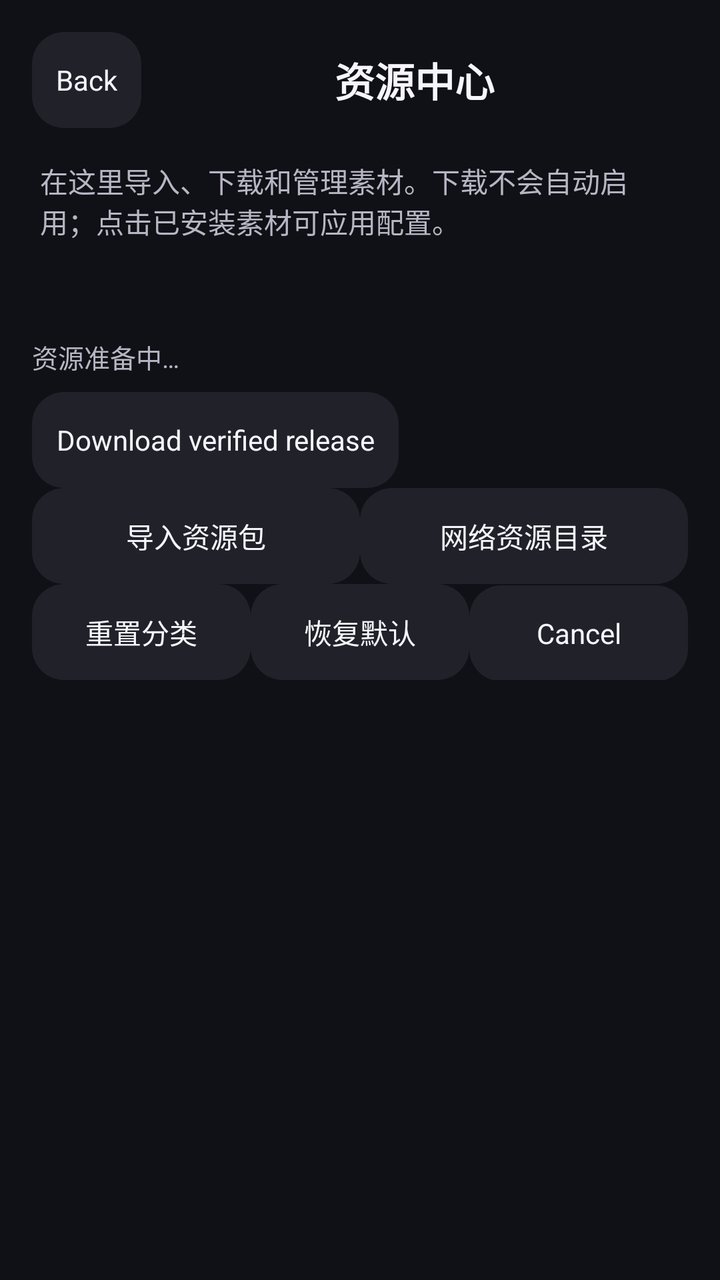
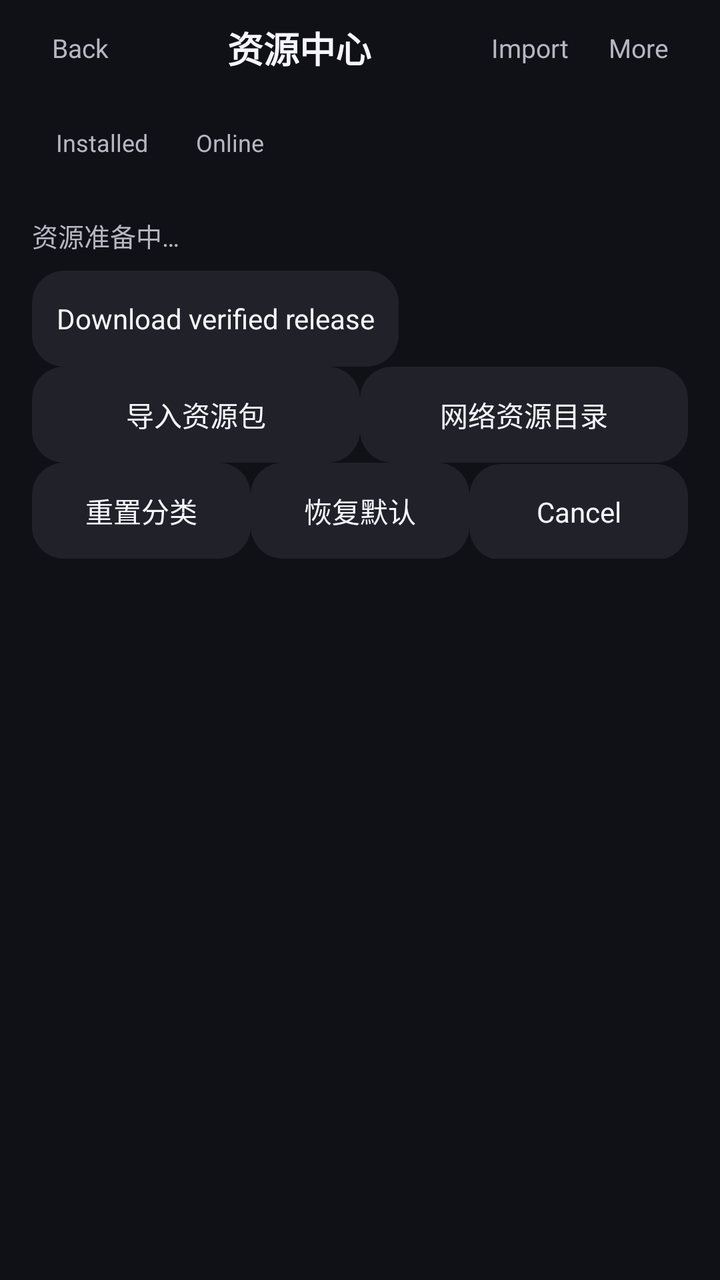

Screens rendered from an Android XML layout before and after an edit, with the pre-edit source and the edit as a unified diff.
<!-- AndroidManifest.xml: activity theme Theme.Beauty.Camera -->
<!-- res/layout/activity_resource_center.xml -->
<LinearLayout xmlns:android="http://schemas.android.com/apk/res/android" android:id="@+id/root" android:layout_width="match_parent" android:layout_height="match_parent" android:orientation="vertical" android:background="@color/camera_surface">
  <LinearLayout android:layout_width="match_parent" android:layout_height="wrap_content" android:gravity="center_vertical" android:padding="16dp">
    <TextView android:id="@+id/resource_back" style="@style/CameraAction" android:text="@string/camera_back" />
    <TextView android:layout_width="0dp" android:layout_weight="1" android:layout_height="wrap_content" android:gravity="center" android:text="@string/resources_page_title" android:textColor="@color/camera_text" android:textSize="20sp" android:textStyle="bold" />
  </LinearLayout>
  <TextView android:layout_width="match_parent" android:layout_height="wrap_content" android:paddingHorizontal="20dp" android:paddingBottom="12dp" android:text="@string/resources_page_hint" android:textColor="@color/camera_muted" />
  <HorizontalScrollView android:layout_width="match_parent" android:layout_height="wrap_content" android:scrollbars="none">
    <LinearLayout android:id="@+id/resource_categories" android:layout_width="wrap_content" android:layout_height="wrap_content" android:orientation="horizontal" />
  </HorizontalScrollView>
  <ScrollView android:layout_width="match_parent" android:layout_height="0dp" android:layout_weight="1" android:scrollbars="none" android:clipToPadding="false" android:padding="16dp">
    <include android:id="@+id/resource_center" layout="@layout/view_resource_center" />
  </ScrollView>
</LinearLayout>
<!-- res/layout/view_resource_center.xml (included above) -->
<LinearLayout xmlns:android="http://schemas.android.com/apk/res/android" android:layout_width="match_parent" android:layout_height="wrap_content" android:orientation="vertical" android:paddingVertical="8dp">
  <TextView android:id="@+id/resource_status" style="@style/CameraLabel" android:text="@string/resources_loading" android:accessibilityLiveRegion="polite" />
  <LinearLayout android:id="@+id/resource_management" android:layout_width="match_parent" android:layout_height="wrap_content" android:orientation="vertical">
    <TextView android:id="@+id/resource_delivery_receipt" style="@style/CameraLabel" android:textIsSelectable="true" android:visibility="gone" />
    <TextView android:id="@+id/resource_official" style="@style/CameraAction" android:text="@string/resources_official_download" />
    <LinearLayout android:layout_width="match_parent" android:layout_height="wrap_content">
      <TextView android:id="@+id/resource_import" style="@style/CameraAction" android:layout_width="0dp" android:layout_weight="1" android:text="@string/resources_import" />
      <TextView android:id="@+id/resource_online" style="@style/CameraAction" android:layout_width="0dp" android:layout_weight="1" android:text="@string/resources_online" />
    </LinearLayout>
    <LinearLayout android:layout_width="match_parent" android:layout_height="wrap_content">
      <TextView android:id="@+id/resource_reset" style="@style/CameraAction" android:layout_width="0dp" android:layout_weight="1" android:text="@string/resources_reset_category" />
      <TextView android:id="@+id/resource_defaults" style="@style/CameraAction" android:layout_width="0dp" android:layout_weight="1" android:text="@string/resources_defaults" />
      <TextView android:id="@+id/resource_cancel" style="@style/CameraAction" android:layout_width="0dp" android:layout_weight="1" android:text="@android:string/cancel" />
    </LinearLayout>
    <TextView android:id="@+id/resource_gesture_info" style="@style/CameraLabel" android:visibility="gone" />
    <TextView android:id="@+id/resource_gesture_apply" style="@style/CameraAction" android:text="@string/resources_gesture_apply" android:visibility="gone" />
    <TextView android:id="@+id/resource_gesture_clear" style="@style/CameraAction" android:text="@string/resources_gesture_clear" android:visibility="gone" />
    <TextView android:id="@+id/resource_apply_delivery" style="@style/CameraAction" android:text="@string/resources_apply_delivery" android:visibility="gone" />
  </LinearLayout>
  <TextView android:id="@+id/resource_empty" android:layout_width="match_parent" android:layout_height="wrap_content" android:padding="16dp" android:text="@string/resources_empty" android:textColor="@color/camera_muted" android:visibility="gone" />
  <TextView android:id="@+id/resource_none" android:layout_gravity="end" style="@style/CameraQuiet" android:text="@string/camera_category_off" android:visibility="gone" />
  <GridLayout android:id="@+id/resource_grid" android:layout_width="match_parent" android:layout_height="wrap_content" android:columnCount="3" />
</LinearLayout>
<!-- resources referenced by this layout -->
<resources>
  <color name="camera_muted">#B8B6C4</color>
  <color name="camera_surface">#101116</color>
  <color name="camera_text">#F7F5FC</color>
  <string name="camera_back">Back</string>
  <string name="camera_category_off">Turn off this category</string>
  <string name="resources_apply_delivery">应用导入资源库的默认配置</string>
  <string name="resources_defaults">恢复默认</string>
  <string name="resources_empty">此分类暂无已安装素材，可前往首页资源中心添加。</string>
  <string name="resources_gesture_apply">应用导入的手势效果</string>
  <string name="resources_gesture_clear">清除手势效果</string>
  <string name="resources_import">导入资源包</string>
  <string name="resources_loading">资源准备中…</string>
  <string name="resources_official_download">Download verified release</string>
  <string name="resources_online">网络资源目录</string>
  <string name="resources_page_hint">在这里导入、下载和管理素材。下载不会自动启用；点击已安装素材可应用配置。</string>
  <string name="resources_page_title">资源中心</string>
  <string name="resources_reset_category">重置分类</string>
  <style name="CameraLabel"><item name="android:layout_width">match_parent</item><item name="android:layout_height">wrap_content</item><item name="android:textColor">@color/camera_muted</item><item name="android:textSize">13sp</item><item name="android:paddingTop">12dp</item><item name="android:paddingBottom">8dp</item></style>
  <style name="CameraQuiet" parent="CameraAction"><item name="android:background">@drawable/bg_camera_tab</item><item name="android:textSize">13sp</item><item name="android:paddingTop">6dp</item><item name="android:paddingBottom">6dp</item></style>
  <!-- drawable bg_camera_chip (drawable) -->
  <selector xmlns:android="http://schemas.android.com/apk/res/android"><item android:state_selected="true"><shape><solid android:color="#483764"/><stroke android:width="1dp" android:color="@color/camera_accent"/><corners android:radius="16dp"/></shape></item><item><shape><solid android:color="@color/camera_panel"/><corners android:radius="16dp"/></shape></item></selector>
  <color name="camera_accent">#BDA4FF</color>
  <color name="camera_panel">#202129</color>
  <!-- unchanged entries left out for length: 3 -->
</resources>

<!-- the commit's change to res/layout/activity_resource_center.xml (unified diff, before → after) -->
@@ -1,18 +1,21 @@
 <LinearLayout xmlns:android="http://schemas.android.com/apk/res/android" android:id="@+id/root" android:layout_width="match_parent" android:layout_height="match_parent" android:orientation="vertical" android:background="@color/camera_surface">
-  <LinearLayout android:layout_width="match_parent" android:layout_height="wrap_content" android:gravity="center_vertical" android:padding="16dp">
-    <TextView android:id="@+id/resource_back" style="@style/CameraAction" android:text="@string/camera_back" />
-    <TextView android:layout_width="0dp" android:layout_weight="1" android:layout_height="wrap_content" android:gravity="center" android:text="@string/resources_page_title" android:textColor="@color/camera_text" android:textSize="20sp" android:textStyle="bold" />
+  <LinearLayout android:layout_width="match_parent" android:layout_height="wrap_content" android:gravity="center_vertical" android:paddingHorizontal="16dp" android:paddingVertical="0dp">
+    <TextView android:id="@+id/resource_back" style="@style/EffectText" android:text="@string/camera_back" />
+    <TextView android:layout_width="0dp" android:layout_weight="1" android:layout_height="wrap_content" android:gravity="center" android:maxLines="1" android:ellipsize="end" android:text="@string/resources_page_title" android:textColor="@color/camera_text" android:textSize="18sp" android:textStyle="bold" />
+    <TextView android:id="@+id/resource_add" style="@style/EffectText" android:text="@string/ui_import" />
+    <TextView android:id="@+id/resource_more" style="@style/EffectText" android:text="@string/ui_more" />
   </LinearLayout>
-  <TextView android:layout_width="match_parent" android:layout_height="wrap_content" android:paddingHorizontal="20dp" android:paddingBottom="12dp" android:text="@string/resources_page_hint" android:textColor="@color/camera_muted" />
-  <HorizontalScrollView android:layout_width="match_parent" android:layout_height="wrap_content" android:scrollbars="none">
+  <LinearLayout android:layout_width="match_parent" android:layout_height="wrap_content" android:paddingHorizontal="16dp">
+    <TextView android:id="@+id/resource_local_tab" style="@style/PresetMode" android:text="@string/ui_installed" />
+    <TextView android:id="@+id/resource_online_tab" style="@style/PresetMode" android:text="@string/ui_online" />
+  </LinearLayout>
+  <HorizontalScrollView android:layout_width="match_parent" android:layout_height="wrap_content" android:scrollbars="none" android:fadingEdgeLength="24dp" android:requiresFadingEdge="horizontal" android:paddingHorizontal="16dp">
     <LinearLayout android:id="@+id/resource_categories" android:layout_width="wrap_content" android:layout_height="wrap_content" android:orientation="horizontal" />
   </HorizontalScrollView>
-  <ScrollView android:layout_width="match_parent" android:layout_height="0dp" android:layout_weight="1" android:scrollbars="none" android:clipToPadding="false" android:padding="16dp">
-    <include android:id="@+id/resource_center" layout="@layout/view_resource_center" />
-  </ScrollView>
+  <include android:id="@+id/resource_center" layout="@layout/view_resource_center" android:layout_width="match_parent" android:layout_height="0dp" android:layout_weight="1" android:layout_marginHorizontal="16dp" />
 </LinearLayout>
 <!-- res/layout/view_resource_center.xml (included above) -->
-<LinearLayout xmlns:android="http://schemas.android.com/apk/res/android" android:layout_width="match_parent" android:layout_height="wrap_content" android:orientation="vertical" android:paddingVertical="8dp">
+<LinearLayout xmlns:android="http://schemas.android.com/apk/res/android" android:layout_width="match_parent" android:layout_height="match_parent" android:orientation="vertical" android:paddingTop="0dp">
   <TextView android:id="@+id/resource_status" style="@style/CameraLabel" android:text="@string/resources_loading" android:accessibilityLiveRegion="polite" />
   <LinearLayout android:id="@+id/resource_management" android:layout_width="match_parent" android:layout_height="wrap_content" android:orientation="vertical">
     <TextView android:id="@+id/resource_delivery_receipt" style="@style/CameraLabel" android:textIsSelectable="true" android:visibility="gone" />
@@ -33,5 +36,6 @@
   </LinearLayout>
   <TextView android:id="@+id/resource_empty" android:layout_width="match_parent" android:layout_height="wrap_content" android:padding="16dp" android:text="@string/resources_empty" android:textColor="@color/camera_muted" android:visibility="gone" />
   <TextView android:id="@+id/resource_none" android:layout_gravity="end" style="@style/CameraQuiet" android:text="@string/camera_category_off" android:visibility="gone" />
-  <GridLayout android:id="@+id/resource_grid" android:layout_width="match_parent" android:layout_height="wrap_content" android:columnCount="3" />
+  <FrameLayout android:id="@+id/resource_parameter_host" android:layout_width="match_parent" android:layout_height="0dp" android:layout_weight="1" android:visibility="gone" />
+  <androidx.recyclerview.widget.RecyclerView android:id="@+id/resource_grid" android:layout_width="match_parent" android:layout_height="0dp" android:layout_weight="1" android:clipToPadding="false" android:paddingBottom="8dp" android:scrollbars="none" />
 </LinearLayout>
<!-- resource entries referenced after the edit -->
@@ -14,15 +14,34 @@
   <string name="resources_loading">资源准备中…</string>
   <string name="resources_official_download">Download verified release</string>
   <string name="resources_online">网络资源目录</string>
-  <string name="resources_page_hint">在这里导入、下载和管理素材。下载不会自动启用；点击已安装素材可应用配置。</string>
   <string name="resources_page_title">资源中心</string>
   <string name="resources_reset_category">重置分类</string>
+  <string name="ui_import">Import</string>
+  <string name="ui_installed">Installed</string>
+  <string name="ui_more">More</string>
+  <string name="ui_online">Online</string>
   <style name="CameraLabel"><item name="android:layout_width">match_parent</item><item name="android:layout_height">wrap_content</item><item name="android:textColor">@color/camera_muted</item><item name="android:textSize">13sp</item><item name="android:paddingTop">12dp</item><item name="android:paddingBottom">8dp</item></style>
   <style name="CameraQuiet" parent="CameraAction"><item name="android:background">@drawable/bg_camera_tab</item><item name="android:textSize">13sp</item><item name="android:paddingTop">6dp</item><item name="android:paddingBottom">6dp</item></style>
+  <style name="EffectText" parent="CameraQuiet"><item name="android:background">@drawable/bg_effect_category</item><item name="android:textColor">@color/effect_label</item><item name="android:textSize">13sp</item><item name="android:paddingStart">10dp</item><item name="android:paddingEnd">10dp</item></style>
+  <style name="PresetMode" parent="EffectText"><item name="android:background">@drawable/bg_preset_mode</item><item name="android:paddingStart">12dp</item><item name="android:paddingEnd">12dp</item><item name="android:textSize">12sp</item><item name="android:includeFontPadding">false</item></style>
   <!-- drawable bg_camera_chip (drawable) -->
   <selector xmlns:android="http://schemas.android.com/apk/res/android"><item android:state_selected="true"><shape><solid android:color="#483764"/><stroke android:width="1dp" android:color="@color/camera_accent"/><corners android:radius="16dp"/></shape></item><item><shape><solid android:color="@color/camera_panel"/><corners android:radius="16dp"/></shape></item></selector>
+  <!-- drawable bg_effect_category (drawable) -->
+  <selector xmlns:android="http://schemas.android.com/apk/res/android">
+      <item android:state_selected="true">
+          <layer-list>
+              <item android:gravity="bottom" android:height="2dp" android:left="15dp" android:right="15dp">
+                  <shape><solid android:color="@color/camera_accent" /><corners android:radius="1dp" /></shape>
+              </item>
+          </layer-list>
+      </item>
+      <item android:drawable="@android:color/transparent" />
+  </selector>
+  <!-- drawable bg_preset_mode (drawable) -->
+  <selector xmlns:android="http://schemas.android.com/apk/res/android"><item android:state_selected="true"><inset android:insetTop="3dp" android:insetBottom="3dp"><shape><solid android:color="@color/preset_mode_selected" /><corners android:radius="8dp" /></shape></inset></item><item android:drawable="@android:color/transparent" /></selector>
   <color name="camera_accent">#BDA4FF</color>
   <color name="camera_panel">#202129</color>
+  <color name="preset_mode_selected">#3C334E</color>
   <!-- unchanged entries left out for length: 3 -->
 </resources>
 
